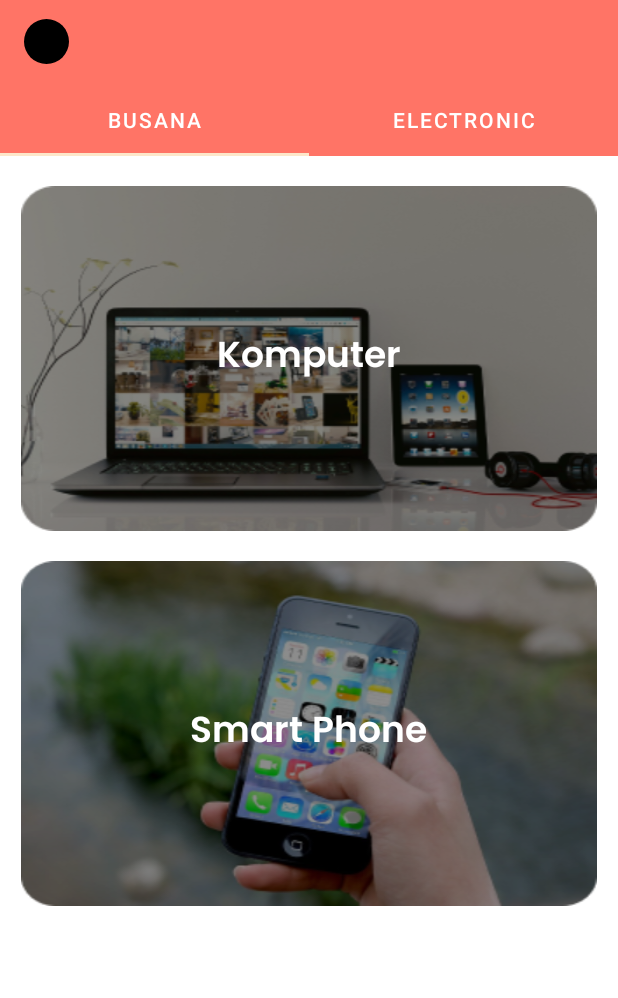
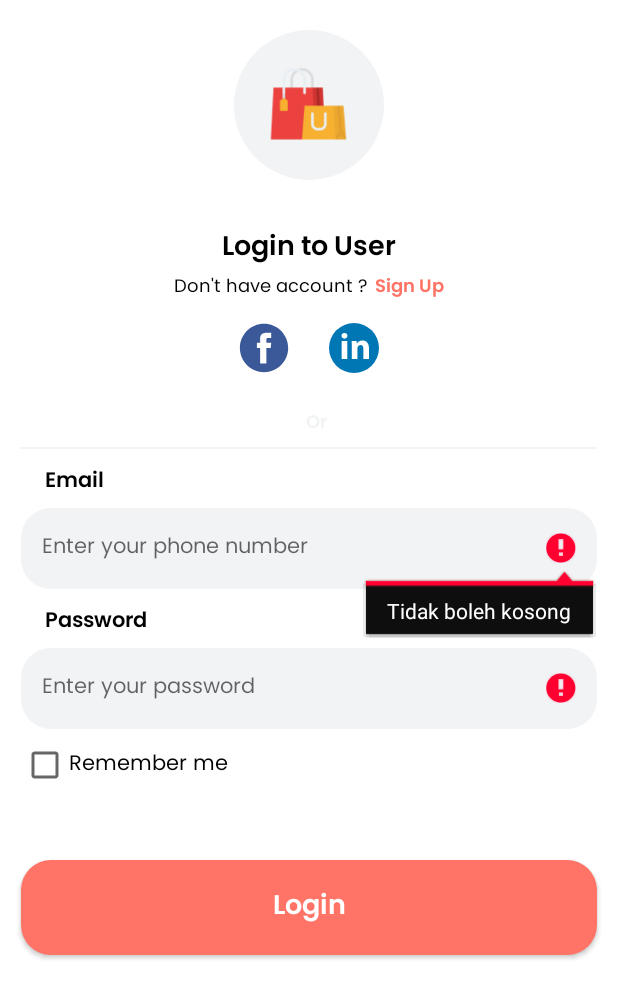
Before and after one commit to Samsul-Arip/FinalProject2-Kelompok3, an Android app: the screen it shows after launch (MainActivity before the commit, LoginActivity after it), after a tap on "Login", on a phone screen of 412 x 824 dp. Shown: the top 998 px of the screen. Run offline under Robolectric (Android 15) with nearby library versions, the phone set to English and light mode, and no system bars.

Commit message:
login user done

```diff
--- a/aplikasiuser/src/main/AndroidManifest.xml
+++ b/aplikasiuser/src/main/AndroidManifest.xml
@@ -1,6 +1,8 @@
 <?xml version="1.0" encoding="utf-8"?>
 <manifest xmlns:android="http://schemas.android.com/apk/res/android"
     package="com.samsul.aplikasiuser">
+
+    <uses-permission android:name="android.permission.INTERNET"/>
 
     <application
         android:allowBackup="true"
--- a/aplikasiuser/src/main/java/com/samsul/aplikasiuser/ui/LoginActivity.java
+++ b/aplikasiuser/src/main/java/com/samsul/aplikasiuser/ui/LoginActivity.java
@@ -33,7 +33,14 @@ public class LoginActivity extends AppCompatActivity implements LoginContract.Ma
         });
 
         binding.btnMasuk.setOnClickListener(v -> {
-            startActivity(new Intent(LoginActivity.this, MainActivity.class));
+            String noPhone = binding.edtNoHp.getText().toString();
+            String password = binding.edtPassword.getText().toString();
+            if(noPhone.isEmpty() && password.isEmpty()) {
+                binding.edtNoHp.setError("Tidak boleh kosong");
+                binding.edtPassword.setError("Tidak boleh kosong");
+            } else {
+                presenter.loginUser(noPhone, password);
+            }
         });
     }
 
--- a/aplikasiuser/src/main/res/layout/activity_login.xml
+++ b/aplikasiuser/src/main/res/layout/activity_login.xml
@@ -111,14 +111,14 @@
         android:layout_marginTop="10dp"
         />
     <EditText
-        android:id="@+id/edtEmail"
+        android:id="@+id/edtNoHp"
         android:layout_width="match_parent"
         android:layout_height="54dp"
         android:background="@drawable/bg_edittext"
         android:layout_marginStart="14dp"
         android:layout_marginEnd="14dp"
         android:layout_marginTop="5dp"
-        android:hint="@string/enter_yout_email"
+        android:hint="@string/enter_your_phone_number"
         android:textSize="14sp"
         android:fontFamily="@font/poppin_regular"
         android:paddingStart="14dp"
--- a/aplikasiuser/src/main/res/layout/fragment_busana.xml
+++ b/aplikasiuser/src/main/res/layout/fragment_busana.xml
@@ -15,7 +15,7 @@
         <RelativeLayout
             android:layout_width="match_parent"
             android:layout_height="wrap_content"
-            android:background="@drawable/background_komputer"
+            android:background="@drawable/bg_logo_pria"
             android:layout_marginStart="14dp"
             android:layout_marginEnd="14dp"
             android:layout_marginTop="20dp"
@@ -23,7 +23,7 @@
             <TextView
                 android:layout_width="wrap_content"
                 android:layout_height="wrap_content"
-                android:text="@string/komputer"
+                android:text="@string/pria"
                 android:layout_centerInParent="true"
                 android:textSize="24sp"
                 android:fontFamily="@font/poppin_semibold"
@@ -33,7 +33,7 @@
         <RelativeLayout
             android:layout_width="match_parent"
             android:layout_height="wrap_content"
-            android:background="@drawable/background_smartphone"
+            android:background="@drawable/bg_logo_wanita"
             android:layout_marginStart="14dp"
             android:layout_marginEnd="14dp"
             android:layout_marginTop="20dp"
@@ -45,7 +45,7 @@
                 android:layout_height="wrap_content"
                 android:layout_centerInParent="true"
                 android:fontFamily="@font/poppin_semibold"
-                android:text="@string/smart_phone"
+                android:text="@string/perempuan"
                 android:textColor="@color/white"
                 android:textSize="24sp" />
         </RelativeLayout>
--- a/aplikasiuser/src/main/res/values/strings.xml
+++ b/aplikasiuser/src/main/res/values/strings.xml
@@ -24,5 +24,8 @@
     <string name="free_shipping_nduring_covid_19">Free Shipping \nDuring Covid - 19</string>
     <string name="komputer">Komputer</string>
     <string name="smart_phone">Smart Phone</string>
+    <string name="pria">Pria</string>
+    <string name="perempuan">Perempuan</string>
+    <string name="enter_your_phone_number">Enter your phone number</string>
 
 </resources>
```
